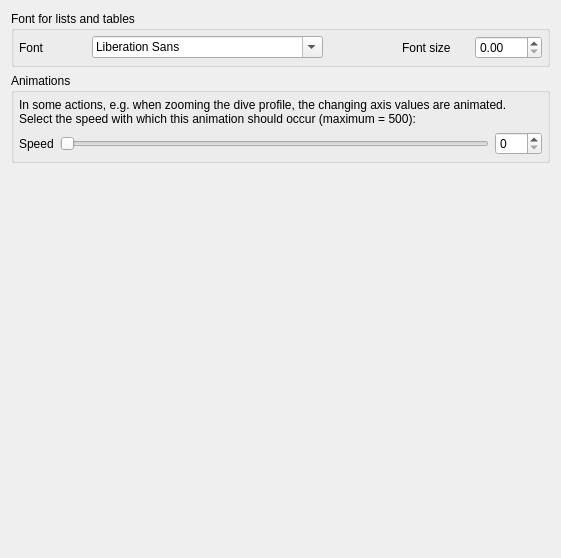
Before: the Qt Designer form desktop-widgets/preferences/preferences_defaults.ui in subsurface/subsurface, drawn with Qt 5.
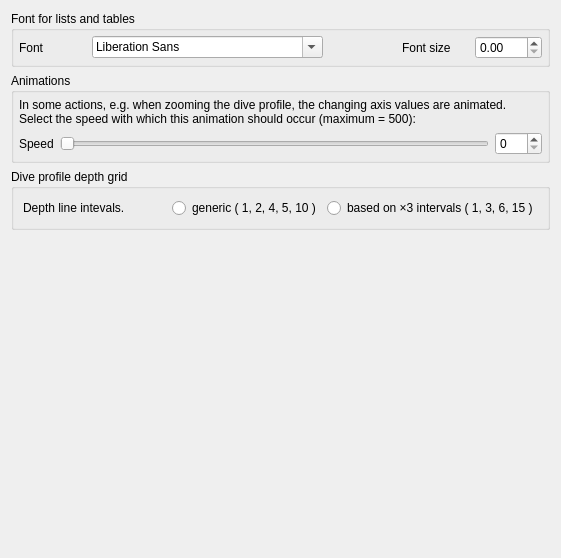
After: the same form once the commit is applied.

Commit message: Renaming property to three_m_based_grid everywhere to be consistent. Plus other small changes requested during review.

```diff
--- a/desktop-widgets/preferences/preferences_defaults.ui
+++ b/desktop-widgets/preferences/preferences_defaults.ui
@@ -118,7 +118,37 @@
      </layout>
     </widget>
    </item>
-
+   <item>
+    <widget class="QGroupBox" name="groupBox_gridDepth">
+     <property name="title">
+      <string>Dive profile depth grid</string>
+     </property>
+     <layout class="QHBoxLayout" name="horizontalLayout">
+      <item>
+       <widget class="QLabel" name="label">
+        <property name="text">
+         <string>Depth line intevals.</string>
+        </property>
+       </widget>
+      </item>
+      <item>
+       <widget class="QRadioButton" name="gridGeneric">
+        <property name="text">
+         <string>generic ( 1, 2, 4, 5, 10 )</string>
+        </property>
+       </widget>
+      </item>
+      <item>
+       <widget class="QRadioButton" name="grid3MBased">
+        <property name="text">
+         <string>based on ×3 intervals ( 1, 3, 6, 15 )</string>
+        </property>
+       </widget>
+      </item>
+     </layout>
+    </widget>
+   </item>
+   
    <item>
     <spacer name="verticalSpacer_2">
      <property name="orientation">
```
The commit also changes 9 other files.
